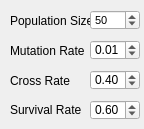
Qt form _AlgorithmsPlugins/Reinforcements/paramsGA.ui (b4silio/MLDemos) before a commit.
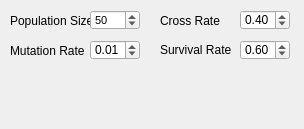
The same form after that commit.

Diff of the .ui file:
```diff
--- a/_AlgorithmsPlugins/Reinforcements/paramsGA.ui
+++ b/_AlgorithmsPlugins/Reinforcements/paramsGA.ui
@@ -6,7 +6,7 @@
    <rect>
     <x>0</x>
     <y>0</y>
-    <width>144</width>
+    <width>304</width>
     <height>129</height>
    </rect>
   </property>
@@ -64,8 +64,8 @@
   <widget class="QLabel" name="label_14">
    <property name="geometry">
     <rect>
-     <x>10</x>
-     <y>70</y>
+     <x>160</x>
+     <y>10</y>
      <width>81</width>
      <height>21</height>
     </rect>
@@ -82,8 +82,8 @@
   <widget class="QLabel" name="label_15">
    <property name="geometry">
     <rect>
-     <x>10</x>
-     <y>100</y>
+     <x>160</x>
+     <y>40</y>
      <width>81</width>
      <height>20</height>
     </rect>
@@ -100,8 +100,8 @@
   <widget class="QDoubleSpinBox" name="crossSpin">
    <property name="geometry">
     <rect>
-     <x>90</x>
-     <y>70</y>
+     <x>240</x>
+     <y>10</y>
      <width>50</width>
      <height>20</height>
     </rect>
@@ -127,8 +127,8 @@
   <widget class="QDoubleSpinBox" name="survivalSpin">
    <property name="geometry">
     <rect>
-     <x>90</x>
-     <y>100</y>
+     <x>240</x>
+     <y>40</y>
      <width>50</width>
      <height>20</height>
     </rect>
```
